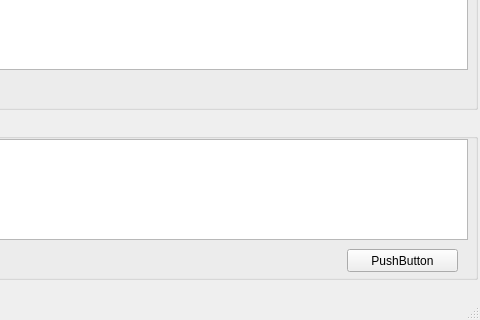
The window that anApp1/mainwindow.ui (anrongwn/anP2P) describes before a commit, drawn with Qt 5; both pictures show x 293 to 773 and y 268 to 588 of the 773 by 588 pixel window.
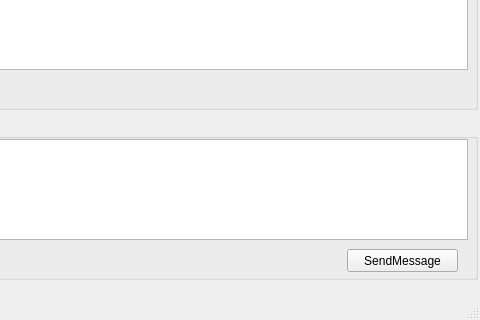
The same window after the commit.

The edit to the form file:
```diff
--- a/anApp1/mainwindow.ui
+++ b/anApp1/mainwindow.ui
@@ -105,7 +105,7 @@
       </rect>
      </property>
      <property name="text">
-      <string>PushButton</string>
+      <string>SendMessage</string>
      </property>
     </widget>
     <widget class="QTextEdit" name="textEdit_send">
```
